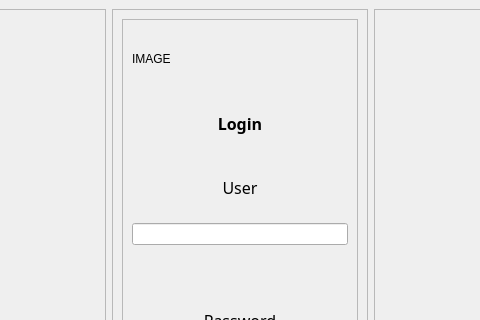
Qt form views/login.ui (NicolasChavezC/CoffeeShop) before a commit; both pictures show x 160 to 640 and y 0 to 320 of the 800 by 600 pixel window.
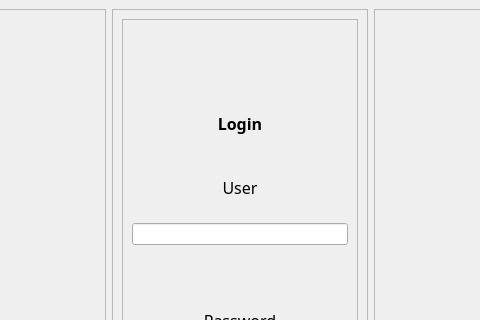
The same form after that commit. Icons and pictures are not drawn.

Diff of the .ui file:
```diff
--- a/views/login.ui
+++ b/views/login.ui
@@ -66,8 +66,11 @@
          <layout class="QVBoxLayout" name="verticalLayout">
           <item>
            <widget class="QLabel" name="label_4">
+            <property name="styleSheet">
+             <string notr="true">border-image: url(&quot;img/Barista_User&quot;)</string>
+            </property>
             <property name="text">
-             <string>IMAGE</string>
+             <string/>
             </property>
            </widget>
           </item>
```
Left out of the diff: 2 changed lines with no effect on the pictures.
